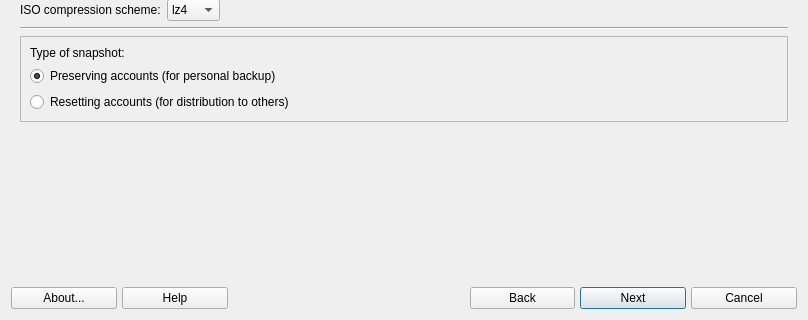
Before: the Qt Designer form mainwindow.ui in AdrianTM/mx-snapshot, drawn with Qt 5; both pictures show x 0 to 808 and y 251 to 571 of the 808 by 571 pixel window.
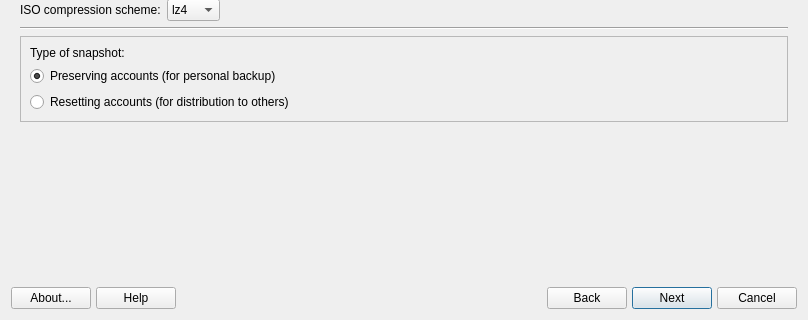
After: the same form once the commit is applied. Icons and pictures are not drawn.

Commit message: don't expand buttons

Diff of the .ui file:
```diff
--- a/mainwindow.ui
+++ b/mainwindow.ui
@@ -529,6 +529,12 @@
      </property>
      <item row="0" column="1">
       <widget class="QPushButton" name="buttonHelp">
+       <property name="sizePolicy">
+        <sizepolicy hsizetype="Minimum" vsizetype="Preferred">
+         <horstretch>0</horstretch>
+         <verstretch>0</verstretch>
+        </sizepolicy>
+       </property>
        <property name="toolTip">
         <string>Display help </string>
        </property>
@@ -572,7 +578,7 @@
         <enum>Qt::Horizontal</enum>
        </property>
        <property name="sizeType">
-        <enum>QSizePolicy::Minimum</enum>
+        <enum>QSizePolicy::Expanding</enum>
        </property>
        <property name="sizeHint" stdset="0">
         <size>
@@ -584,6 +590,12 @@
      </item>
      <item row="0" column="0">
       <widget class="QPushButton" name="buttonAbout">
+       <property name="sizePolicy">
+        <sizepolicy hsizetype="Minimum" vsizetype="Preferred">
+         <horstretch>0</horstretch>
+         <verstretch>0</verstretch>
+        </sizepolicy>
+       </property>
        <property name="toolTip">
         <string>About this application</string>
        </property>
@@ -605,7 +617,7 @@
      <item row="0" column="10">
       <widget class="QPushButton" name="buttonCancel">
        <property name="sizePolicy">
-        <sizepolicy hsizetype="Minimum" vsizetype="Fixed">
+        <sizepolicy hsizetype="Minimum" vsizetype="Preferred">
          <horstretch>0</horstretch>
          <verstretch>0</verstretch>
         </sizepolicy>
@@ -631,7 +643,7 @@
      <item row="0" column="8">
       <widget class="QPushButton" name="buttonNext">
        <property name="sizePolicy">
-        <sizepolicy hsizetype="Minimum" vsizetype="Fixed">
+        <sizepolicy hsizetype="Minimum" vsizetype="Preferred">
          <horstretch>0</horstretch>
          <verstretch>0</verstretch>
         </sizepolicy>
@@ -660,7 +672,7 @@
         <enum>Qt::Horizontal</enum>
        </property>
        <property name="sizeType">
-        <enum>QSizePolicy::Minimum</enum>
+        <enum>QSizePolicy::Expanding</enum>
        </property>
        <property name="sizeHint" stdset="0">
         <size>
@@ -673,7 +685,7 @@
      <item row="0" column="7">
       <widget class="QPushButton" name="buttonBack">
        <property name="sizePolicy">
-        <sizepolicy hsizetype="Minimum" vsizetype="Fixed">
+        <sizepolicy hsizetype="Minimum" vsizetype="Preferred">
          <horstretch>0</horstretch>
          <verstretch>0</verstretch>
         </sizepolicy>
```
The commit also changes 1 other file.
